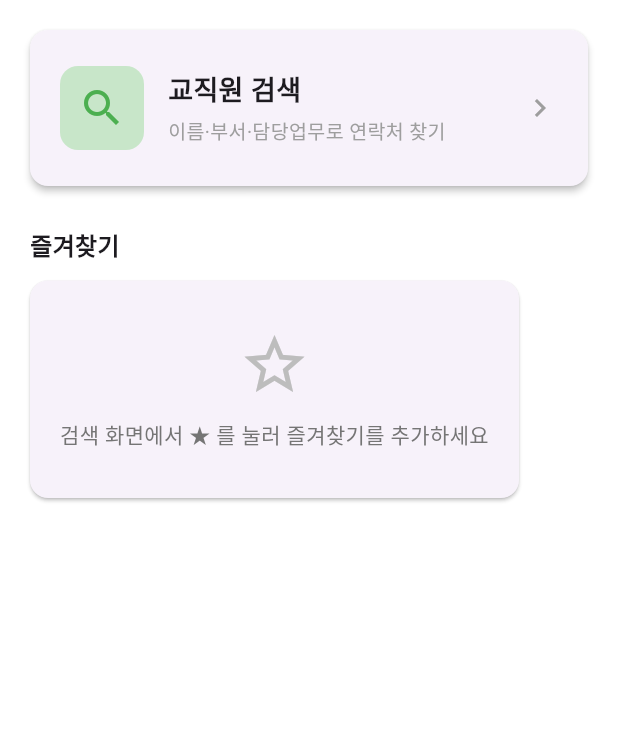
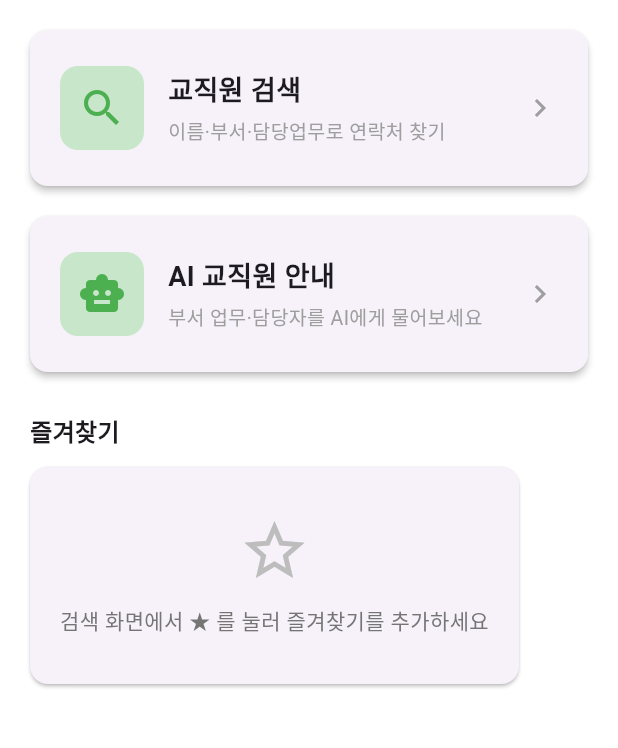
Before and after one commit to Mino7406/DU_WHO, a Flutter app: the HomeScreen screen opened directly, on a phone screen of 412 x 824 dp, the part 84-832 px from its top. Run offline on Flutter 3.47's test engine with Material 3 defaults, Android fonts, the phone set to English and light mode, and no system bars; our stand-ins replace sqflite; accounts and stored records are empty.

Commit message:
AI 챗봇 기능 추가

```diff
--- /dev/null
+++ b/lib/config.dart
@@ -0,0 +1,3 @@
+class AppConfig {
+  static const String groqApiKey = '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';
+}
--- a/lib/home_screen.dart
+++ b/lib/home_screen.dart
@@ -1,6 +1,7 @@
 import 'package:flutter/material.dart';
 import 'package:url_launcher/url_launcher.dart';
 
+import 'chat_screen.dart';
 import 'db/database_helper.dart';
 import 'main.dart';
 import 'search_screen.dart';
@@ -75,6 +76,8 @@ class _HomeScreenState extends State<HomeScreen> {
           crossAxisAlignment: CrossAxisAlignment.stretch,
           children: [
             _buildSearchShortcut(),
+            const SizedBox(height: 12),
+            _buildChatShortcut(),
             const SizedBox(height: 24),
             _buildFavoritesSection(),
           ],
@@ -129,6 +132,64 @@ class _HomeScreenState extends State<HomeScreen> {
                     SizedBox(height: 4),
                     Text(
                       '이름·부서·담당업무로 연락처 찾기',
+                      style: TextStyle(fontSize: 13, color: Colors.grey),
+                    ),
+                  ],
+                ),
+              ),
+              const Icon(Icons.chevron_right, color: Colors.grey),
+            ],
+          ),
+        ),
+      ),
+    );
+  }
+
+  Widget _buildChatShortcut() {
+    return Card(
+      elevation: 2,
+      shape: RoundedRectangleBorder(
+        borderRadius: BorderRadius.circular(12.0),
+      ),
+      child: InkWell(
+        borderRadius: BorderRadius.circular(12.0),
+        onTap: () {
+          Navigator.push(
+            context,
+            MaterialPageRoute(builder: (context) => const ChatScreen()),
+          );
+        },
+        child: Padding(
+          padding: const EdgeInsets.symmetric(
+            horizontal: 20.0,
+            vertical: 24.0,
+          ),
+          child: Row(
+            children: [
+              Container(
+                width: 56,
+                height: 56,
+                decoration: BoxDecoration(
+                  color: Colors.green[100],
+                  borderRadius: BorderRadius.circular(12.0),
+                ),
+                child: const Icon(Icons.smart_toy, color: Colors.green, size: 32),
+              ),
+              const SizedBox(width: 16),
+              const Expanded(
+                child: Column(
+                  crossAxisAlignment: CrossAxisAlignment.start,
+                  children: [
+                    Text(
+                      'AI 교직원 안내',
+                      style: TextStyle(
+                        fontSize: 18,
+                        fontWeight: FontWeight.bold,
+                      ),
+                    ),
+                    SizedBox(height: 4),
+                    Text(
+                      '부서 업무·담당자를 AI에게 물어보세요',
                       style: TextStyle(fontSize: 13, color: Colors.grey),
                     ),
                   ],
--- a/pubspec.yaml
+++ b/pubspec.yaml
@@ -38,6 +38,8 @@ dependencies:
   sqflite: ^2.3.3
   path: ^1.9.0
   path_provider: ^2.1.4
+  google_generative_ai: ^0.4.7
+  http: ^1.6.0
 
 dev_dependencies:
   flutter_test:
```
Also changed, not shown: lib/chat_screen.dart (added, +273 -0 lines), lib/services/gemini_service.dart (added, +72 -0 lines).
